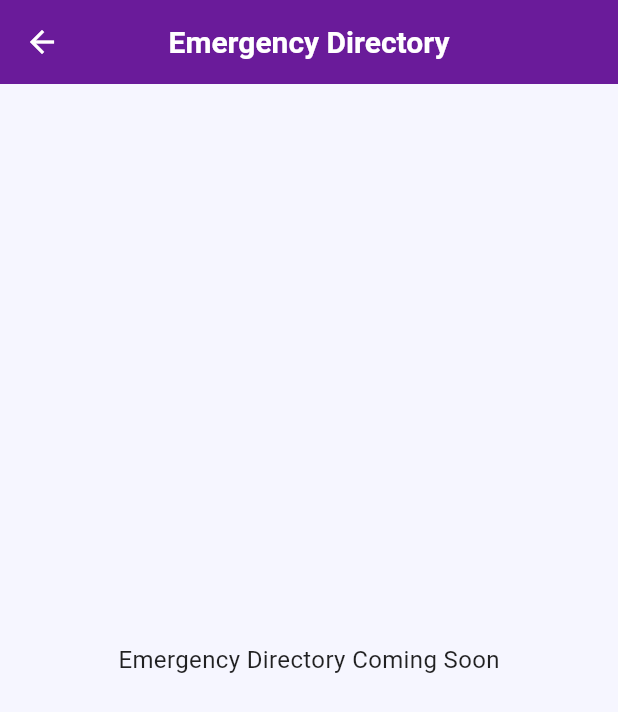
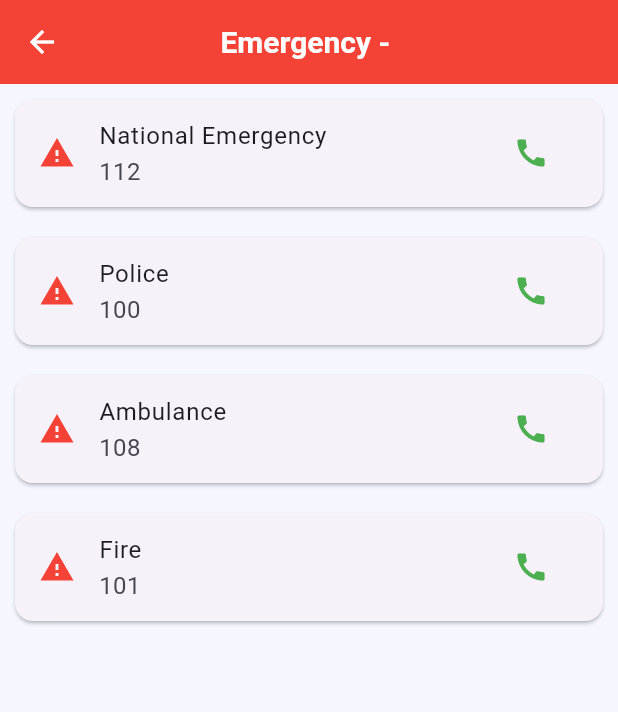
Before and after one commit to 1076dhruvi/travel-app, a Flutter app: the TripDashboard screen opened directly with empty values, after a tap on "Emergency Directory", on a phone screen of 412 x 824 dp. Shown: the top 712 px of the screen. Run offline on Flutter 3.47's test engine with Material 3 defaults, Android fonts, the phone set to English and light mode, and no system bars; our stand-ins replace file_picker, sqflite; missing offline and left inert: encrypt, flutter_pdfview; accounts and stored records are empty.

Commit message:
my changes

```diff
--- /dev/null
+++ b/assets/data/emergency_data.json
@@ -0,0 +1,25 @@
+{
+  "mumbai": [
+    {"title": "Mumbai Police Control Room", "number": "02222621855"},
+    {"title": "Mumbai Ambulance Service", "number": "108"},
+    {"title": "Lilavati Hospital Emergency", "number": "02226751000"},
+    {"title": "Fire Brigade Mumbai", "number": "101"}
+  ],
+  "delhi": [
+    {"title": "Delhi Police Control Room", "number": "01123490000"},
+    {"title": "Delhi Ambulance", "number": "102"},
+    {"title": "AIIMS Emergency", "number": "01126594404"},
+    {"title": "Fire Brigade Delhi", "number": "101"}
+  ],
+  "pune": [
+    {"title": "Pune Police", "number": "02026126296"},
+    {"title": "Pune Ambulance", "number": "108"},
+    {"title": "Ruby Hall Clinic", "number": "02066455100"}
+  ],
+  "india": [
+    {"title": "National Emergency", "number": "112"},
+    {"title": "Police", "number": "100"},
+    {"title": "Ambulance", "number": "108"},
+    {"title": "Fire", "number": "101"}
+  ]
+}
--- a/lib/screens/emergency.dart
+++ b/lib/screens/emergency.dart
@@ -1,16 +1,77 @@
+import 'dart:convert';
 import 'package:flutter/material.dart';
+import 'package:flutter/services.dart';
+import 'package:url_launcher/url_launcher.dart';
 
-class EmergencyDirectory extends StatelessWidget {
-  const EmergencyDirectory({super.key});
+class EmergencyDirectory extends StatefulWidget {
+  final String location;
+
+  const EmergencyDirectory({super.key, required this.location});
+
+  @override
+  State<EmergencyDirectory> createState() => _EmergencyDirectoryState();
+}
+
+class _EmergencyDirectoryState extends State<EmergencyDirectory> {
+  List<dynamic> data = [];
+
+  @override
+  void initState() {
+    super.initState();
+    loadData();
+  }
+
+  Future<void> loadData() async {
+    final String response =
+    await rootBundle.loadString('assets/data/emergency_data.json');
+
+    final jsonData = json.decode(response);
+
+    String key = widget.location.toLowerCase().trim();
+
+    if (key.contains("mumbai")) key = "mumbai";
+    else if (key.contains("delhi")) key = "delhi";
+    else if (key.contains("pune")) key = "pune";
+    else key = "india";
+
+    setState(() {
+      data = jsonData[key] ?? [];
+    });
+  }
+
+  void makeCall(String number) async {
+    final Uri url = Uri.parse("tel:$number");
+    await launchUrl(url, mode: LaunchMode.externalApplication);
+  }
 
   @override
   Widget build(BuildContext context) {
     return Scaffold(
       appBar: AppBar(
-        title: const Text("Emergency Directory"),
+        title: Text("Emergency - ${widget.location}"),
+        backgroundColor: Colors.red,
       ),
-      body: const Center(
-        child: Text("Emergency Directory Coming Soon"),
+      body: data.isEmpty
+          ? const Center(child: Text("No emergency data available"))
+          : ListView.builder(
+        itemCount: data.length,
+        itemBuilder: (context, index) {
+          final item = data[index];
+
+          return Card(
+            margin: const EdgeInsets.all(10),
+            child: ListTile(
+              leading: const Icon(Icons.warning, color: Colors.red),
+              title: Text(item["title"] ?? "Unknown"),
+              subtitle: Text(item["number"] ?? "-"),
+              trailing: IconButton(
+                icon: const Icon(Icons.call, color: Colors.green),
+                onPressed: () =>
+                    makeCall(item["number"] ?? ""),
+              ),
+            ),
+          );
+        },
       ),
     );
   }
--- a/lib/screens/trip_dashboard.dart
+++ b/lib/screens/trip_dashboard.dart
@@ -132,7 +132,9 @@ class TripDashboard extends StatelessWidget {
                   Navigator.push(
                     context,
                     MaterialPageRoute(
-                      builder: (context) => const EmergencyDirectory(),
+                      builder: (context) => EmergencyDirectory(
+                        location: trip.location,
+                      ),
                     ),
                   );
                 },
```
Also changed, not shown: pubspec.yaml (+7 -2 lines), pubspec.lock, 6 other files.
